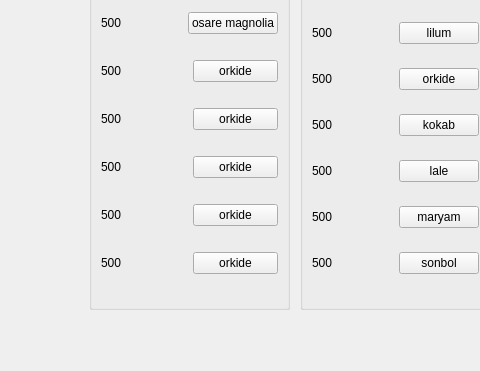
Qt form Forooshgah.ui (mahshid-o/GreenHouse) before a commit; both pictures show x 0 to 480 and y 151 to 522 of the 900 by 522 pixel window.
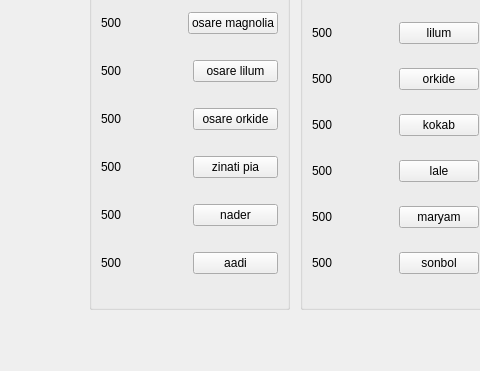
The same form after that commit. Icons and pictures are not drawn.

```diff
--- a/Forooshgah.ui
+++ b/Forooshgah.ui
@@ -510,7 +510,7 @@
       <item>
        <widget class="QPushButton" name="pushButtonOrkideWH_5">
         <property name="text">
-         <string>orkide</string>
+         <string>osare lilum</string>
         </property>
        </widget>
       </item>
@@ -528,7 +528,7 @@
       <item>
        <widget class="QPushButton" name="pushButtonOrkideWH_6">
         <property name="text">
-         <string>orkide</string>
+         <string>osare orkide</string>
         </property>
        </widget>
       </item>
@@ -546,7 +546,7 @@
       <item>
        <widget class="QPushButton" name="pushButtonOrkideWH_8">
         <property name="text">
-         <string>orkide</string>
+         <string>zinati pia</string>
         </property>
        </widget>
       </item>
@@ -564,7 +564,7 @@
       <item>
        <widget class="QPushButton" name="pushButtonOrkideWH_4">
         <property name="text">
-         <string>orkide</string>
+         <string>nader</string>
         </property>
        </widget>
       </item>
@@ -582,7 +582,7 @@
       <item>
        <widget class="QPushButton" name="pushButtonOrkideWH_7">
         <property name="text">
-         <string>orkide</string>
+         <string>aadi</string>
         </property>
        </widget>
       </item>
```
Left out of the diff: 18 changed lines with no effect on the pictures.
